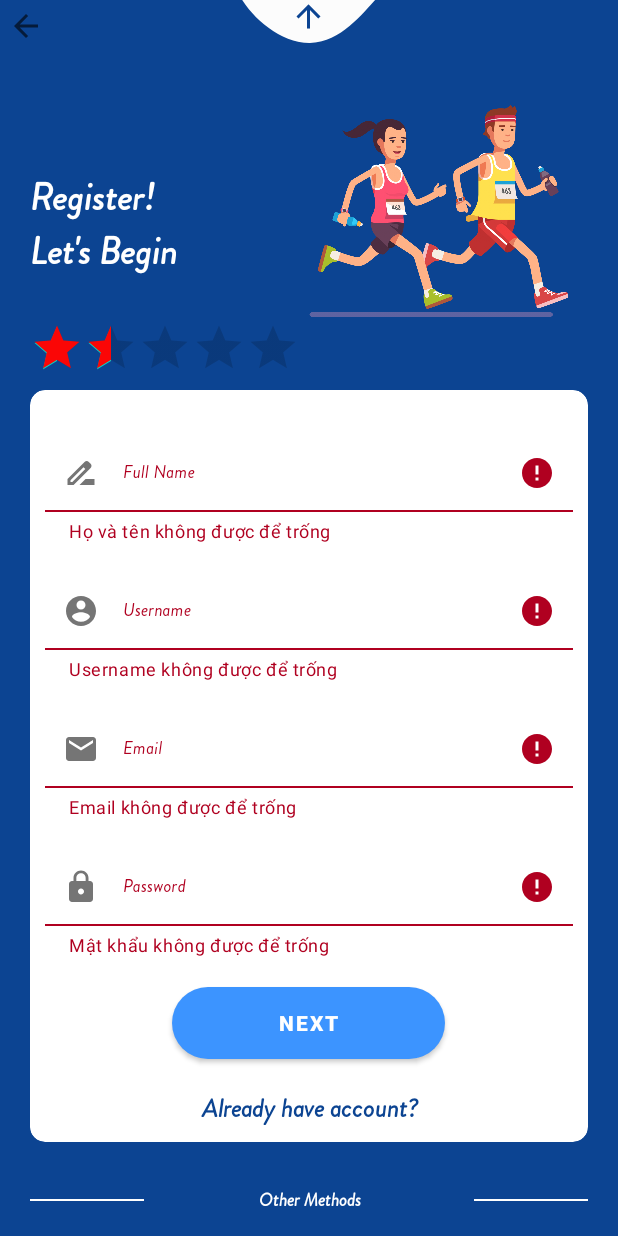
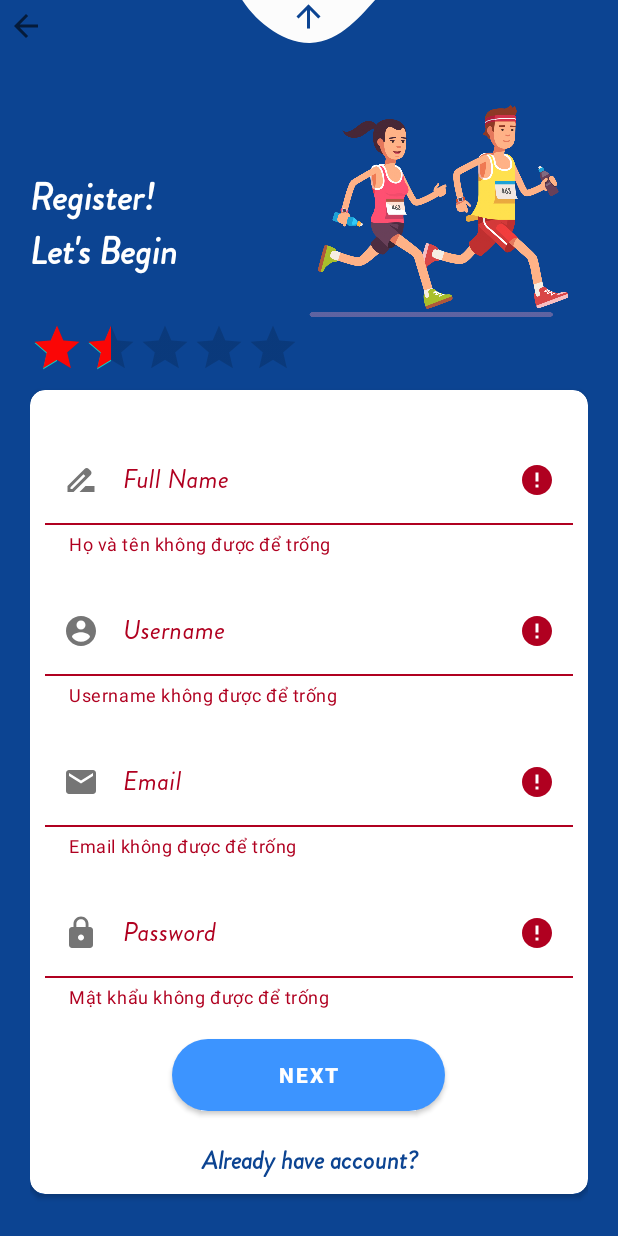
Before and after one commit to Long18/FitnessCare, an Android app: the Register screen opened directly, with no data from a screen before it, after a tap on "NEXT", on a phone screen of 412 x 824 dp. Run offline under Robolectric (Android 15) with nearby library versions, the phone set to English and light mode, and no system bars; our stand-ins replace Firebase (no records; nobody signed in at launch, a user with empty details on screens opened directly); plain views replace CircularProgressButton.

Commit message:
bug Bug BUg BUG!!!

```diff
--- a/app/src/main/java/com/william/Fitness/Login/Register.java
+++ b/app/src/main/java/com/william/Fitness/Login/Register.java
@@ -34,8 +34,6 @@ import com.william.Fitness.R;
 
 public class Register extends AppCompatActivity {
     public static final String TAG = "TAG";
-    EditText mFullName, mEmail, mPassword, mPhone, mAddress, mBirth;
-    Button btnRegister;
     TextView btnLogin;
     FirebaseAuth fAuth;
     FirebaseFirestore fStore;
@@ -45,7 +43,7 @@ public class Register extends AppCompatActivity {
     Button next;
     TextView title, login;
 
-    TextInputLayout fullName, username, email, password;
+    TextInputLayout mFullName, mUsername, mEmail, mPassword;
 
 
     @Override
@@ -62,120 +60,12 @@ public class Register extends AppCompatActivity {
         image = findViewById(R.id.image_view);
         title = findViewById(R.id.title_res);
 
-        mFullName = findViewById(R.id.txtName);
-        mEmail = findViewById(R.id.txtEmail);
-        mPassword = findViewById(R.id.txtPassword);
-        mPhone = findViewById(R.id.txtPhone);
-        btnLogin = findViewById(R.id.Loginbtn);
 
-        fullName = findViewById(R.id.textInputName);
-        username = findViewById(R.id.textInputUserName);
-        email = findViewById(R.id.textInputEmail);
-        password = findViewById(R.id.textInputPassword);
+        mFullName = findViewById(R.id.textInputName);
+        mUsername = findViewById(R.id.textInputUserName);
+        mEmail = findViewById(R.id.textInputEmail);
+        mPassword = findViewById(R.id.textInputPassword);
 
-        //fAuth = FirebaseAuth.getInstance();
-        //fStore = FirebaseFirestore.getInstance();
-
-
-
-
-        /*btnRegister.setOnClickListener(new View.OnClickListener() {
-            @Override
-            public void onClick(View view) {
-                String email = mEmail.getText().toString().trim();
-                String password = mPassword.getText().toString().trim();
-                String fName = mFullName.getText().toString().trim();
-                String phone = mPhone.getText().toString().trim();
-                String address = "";
-                String birthday = "";
-
-                //Condition register
-                if (TextUtils.isEmpty(email)) {
-                    mEmail.setError("Email không được để trống!");
-                    return;
-                }
-                if (TextUtils.isEmpty(password)) {
-                    mPassword.setError("Mật khẩu không được để trống!");
-                    return;
-                }
-                if (password.length() < 6) {
-                    mPassword.setError("Mật khẩu phải trên 6 ký tự.");
-                }
-                if (mPhone.length() < 10) {
-                    mPassword.setError("Số điện thoại phải trên 10 số.");
-                }
-
-
-                //Condition firebase register
-               *//* fAuth.createUserWithEmailAndPassword(email,password)
-                        .addOnCompleteListener(new OnCompleteListener<AuthResult>() {
-                            @Override
-                            public void onComplete(@NonNull Task<AuthResult> task) {
-                                if(task.isSuccessful()){
-                                    Toast.makeText(RegisterActivity.this,
-                                            "Đăng ký thành công.",Toast.LENGTH_SHORT).show();
-
-                                    //Add user to database
-                                    userID = fAuth.getCurrentUser().getUid();
-                                    DocumentReference documentReference = fStore.collection("Users").document(userID);
-                                    Map<String,Object> user = new HashMap<>();
-                                    user.put("fName", mFullName);
-                                    user.put("phone", phone);
-                                    user.put("email", email);
-                                    documentReference.set(user).addOnSuccessListener(new OnSuccessListener<Void>() {
-                                        @Override
-                                        public void onSuccess(Void aVoid) {
-                                            Log.d(TAG, "Add user Success, ID user is: " + userID);
-                                        }
-                                    });
-                                    startActivity(new Intent(getApplicationContext(), MainActivity.class));
-                                }else{
-                                    Toast.makeText(RegisterActivity.this, "Error!!" +
-                                            task.getException().getMessage(),Toast.LENGTH_SHORT).show();
-                                }
-                            }
-                        });
-
-
-                fAuth.createUserWithEmailAndPassword(email,password).addOnSuccessListener(new OnSuccessListener<AuthResult>() {
-                    @Override
-                    public void onSuccess(AuthResult authResult) {
-                        startActivity(new Intent(getApplicationContext(),MainActivity.class));
-                        finish();
-                    }
-                }).addOnFailureListener(new OnFailureListener() {
-                    @Override
-                    public void onFailure(@NonNull Exception e) {
-                        Toast.makeText(Register.this, e.getMessage(),Toast.LENGTH_SHORT).show();
-                    }
-                });
-            }
-        });*//*
-
-
-                reference = FirebaseDatabase.getInstance().getReference().child("Account");
-                //get all the values
-
-                User user = new User(email, fName, phone, password,address,birthday);
-                reference.child(phone).setValue(user);
-
-
-                fAuth.createUserWithEmailAndPassword(email, password).addOnSuccessListener(new OnSuccessListener<AuthResult>() {
-                    @Override
-                    public void onSuccess(AuthResult authResult) {
-                        startActivity(new Intent(getApplicationContext(), MainActivity.class));
-                        finish();
-                    }
-
-                }).addOnFailureListener(new OnFailureListener() {
-                    @Override
-                    public void onFailure(@NonNull Exception e) {
-                        Toast.makeText(Register.this, e.getMessage(), Toast.LENGTH_SHORT).show();
-                    }
-                });
-
-            }
-        });*/
 
     }
 
@@ -196,11 +86,22 @@ public class Register extends AppCompatActivity {
 
     public void callNextSignupScreen(View view) {
 
-        if(!validateFullName() | !validateUsername() | !validateEmail() | !validatePassword()){
+        if (!validateFullName() | !validateUsername() | !validateEmail() | !validatePassword()) {
             return;
         }
 
+        String fullName = mFullName.getEditText().getText().toString().trim();
+        String username = mUsername.getEditText().getText().toString().trim();
+        String email = mEmail.getEditText().getText().toString().trim();
+        String password = mPassword.getEditText().getText().toString().trim();
+
+
         Intent intent = new Intent(getApplicationContext(), Register_part_two.class);
+
+        intent.putExtra("fullName", fullName);
+        intent.putExtra("username", username);
+        intent.putExtra("email", email);
+        intent.putExtra("password", password);
 
         Pair[] pairs = new Pair[5];
         pairs[0] = new Pair<View, String>(findViewById(R.id.btnNext), "transition_next_btn");
@@ -209,8 +110,10 @@ public class Register extends AppCompatActivity {
         pairs[3] = new Pair<View, String>(findViewById(R.id.btn_arrow_back_register), "transition_back_btn");
         pairs[4] = new Pair<View, String>(findViewById(R.id.Loginbtn), "transition_login_btn");
 
+
         ActivityOptions options = ActivityOptions.makeSceneTransitionAnimation(Register.this, pairs);
         startActivity(intent, options.toBundle());
+
 
 
         /*startActivity(intent);
@@ -218,28 +121,28 @@ public class Register extends AppCompatActivity {
     }
 
     private boolean validateFullName() {
-        String val = fullName.getEditText().getText().toString().trim();
+        String val = mFullName.getEditText().getText().toString().trim();
 
         if (val.isEmpty()) {
-            fullName.setError("Họ và tên không được để trống");
+            mFullName.setError("Họ và tên không được để trống");
             return false;
         } else {
-            fullName.setError(null);
-            fullName.setErrorEnabled(false);
+            mFullName.setError(null);
+            mFullName.setErrorEnabled(false);
             return true;
         }
     }
 
     private boolean validateUsername() {
-        String val = username.getEditText().getText().toString().trim();
+        String val = mUsername.getEditText().getText().toString().trim();
         String checkspaces = "\\A\\w{1,20}\\z";
         //Giới hạn kí tự/ khoảng trắng từ 1-20
 
         if (val.isEmpty()) {
-            username.setError("Username không được để trống");
+            mUsername.setError("Username không được để trống");
             return false;
         } else if (val.length() > 20) {
-            username.setError("Username quá dài");
+            mUsername.setError("Username quá dài");
             return false;
         }
         /*else if (val.matches(checkspaces)) {
@@ -247,34 +150,34 @@ public class Register extends AppCompatActivity {
             return false;
         }*/
         else {
-            username.setError(null);
-            username.setErrorEnabled(false);
+            mUsername.setError(null);
+            mUsername.setErrorEnabled(false);
             return true;
         }
     }
 
     private boolean validateEmail() {
-        String val = email.getEditText().getText().toString().trim();
+        String val = mEmail.getEditText().getText().toString().trim();
         String checkEmail = "[a-zA-Z0-9._-]+@[a-z]+.+[a-z]+";
         //Giới hạn kí tự dành cho email
 
         if (val.isEmpty()) {
-            email.setError("Email không được để trống");
+            mEmail.setError("Email không được để trống");
             return false;
         }
         /*else if (val.matches(checkEmail)) {
-            email.setError("Email không được có khoảng trắng");
+            mEmail.setError("Email không được có khoảng trắng");
             return false;
         } */
         else {
-            email.setError(null);
-            email.setErrorEnabled(false);
+            mEmail.setError(null);
+            mEmail.setErrorEnabled(false);
             return true;
         }
     }
 
     private boolean validatePassword() {
-        String val = password.getEditText().getText().toString().trim();
+        String val = mPassword.getEditText().getText().toString().trim();
         String checkPassword = "^" +
                 //"(?=.*[0-9])" +         //Phải có ít nhất 1 số
                 //"(?=.*[a-z])" +         //Phải có ít nhất 1 từ viết thường
@@ -286,16 +189,16 @@ public class Register extends AppCompatActivity {
                 "$";
 
         if (val.isEmpty()) {
-            password.setError("Mật khẩu không được để trống");
+            mPassword.setError("Mật khẩu không được để trống");
             return false;
         }
         /*else if (!val.matches(checkPassword)) {
-            password.setError("Mật khẩu phải có ít nhất 6 kí tự!");
+            mPassword.setError("Mật khẩu phải có ít nhất 6 kí tự!");
             return false;
         }*/
         else {
-            password.setError(null);
-            password.setErrorEnabled(false);
+            mPassword.setError(null);
+            mPassword.setErrorEnabled(false);
             return true;
         }
     }
--- a/app/src/main/res/layout/activity_register.xml
+++ b/app/src/main/res/layout/activity_register.xml
@@ -20,38 +20,42 @@
             android:layout_height="wrap_content"
             android:padding="5dp"
             android:src="@drawable/ic_arrow_back"
-            android:transitionName="transition_back_btn"/>
+            android:transitionName="transition_back_btn" />
     </LinearLayout>
 
     <ScrollView
         android:layout_width="match_parent"
         android:layout_height="match_parent"
         android:layout_alignParentTop="true">
+
         <LinearLayout
             android:layout_width="match_parent"
             android:layout_height="wrap_content"
             android:layout_marginTop="30dp"
             android:orientation="vertical"
             android:padding="20dp">
+
             <RelativeLayout
                 android:layout_width="match_parent"
                 android:layout_height="wrap_content">
+
                 <TextView
                     android:id="@+id/title_res"
-                    android:fontFamily="@font/brandon_grotesque_regular_italic"
                     style="@style/viewParent.headerText.NoMode"
                     android:layout_alignParentLeft="true"
                     android:layout_centerVertical="true"
+                    android:fontFamily="@font/brandon_grotesque_regular_italic"
                     android:text="Register! \nLet's Begin "
                     android:textColor="@color/whiteTextColor"
-                    android:transitionName="transition_res_title"/>
+                    android:transitionName="transition_res_title" />
+
                 <RatingBar
                     style="@style/Widget.AppCompat.RatingBar.Indicator"
                     android:layout_width="wrap_content"
                     android:layout_height="wrap_content"
+                    android:layout_alignParentBottom="true"
                     android:progressTint="#FB0606"
-                    android:rating="1.5"
-                    android:layout_alignParentBottom="true"/>
+                    android:rating="1.5" />
 
                 <ImageView
                     android:id="@+id/image_view"
@@ -60,73 +64,87 @@
                     android:layout_alignParentTop="true"
                     android:layout_alignParentRight="true"
                     android:src="@drawable/icon_run"
-                    android:transitionName="transition_image"/>
+                    android:transitionName="transition_image" />
             </RelativeLayout>
+
             <androidx.cardview.widget.CardView
                 android:layout_width="match_parent"
                 android:layout_height="wrap_content"
                 android:layout_marginTop="10dp"
                 app:cardBackgroundColor="@color/whiteTextColor"
                 app:cardCornerRadius="10dp">
+
                 <LinearLayout
                     android:layout_width="match_parent"
                     android:layout_height="wrap_content"
                     android:layout_margin="10dp"
                     android:orientation="vertical">
+
                     <com.google.android.material.textfield.TextInputLayout
                         android:id="@+id/textInputName"
                         style="@style/parentlogin"
                         android:layout_marginTop="@dimen/loginViewsMargin"
                         app:startIconDrawable="@drawable/ic_name_res">
-                        <EditText
+
+                        <com.google.android.material.textfield.TextInputEditText
+                            android:id="@+id/txtFullName"
+                            style="@style/modifiedEditTextlogin"
                             android:fontFamily="@font/brandon_grotesque_regular_italic"
-                            android:id="@+id/txtName"
-                            style="@style/modifiedEditTextlogin"
                             android:hint="Full Name"
                             android:inputType="textPersonName"
-                            android:maxLines="1" />
+                            android:maxLines="1"
+                            android:textSize="18sp" />
+
                     </com.google.android.material.textfield.TextInputLayout>
+
                     <com.google.android.material.textfield.TextInputLayout
                         android:id="@+id/textInputUserName"
                         style="@style/parentlogin"
                         android:layout_marginTop="@dimen/loginViewsMargin"
                         app:startIconDrawable="@drawable/ic_profile_res">
-                        <EditText
-                            android:fontFamily="@font/brandon_grotesque_regular_italic"
+
+                        <com.google.android.material.textfield.TextInputEditText
                             android:id="@+id/txtUserName"
                             style="@style/modifiedEditTextlogin"
+                            android:fontFamily="@font/brandon_grotesque_regular_italic"
                             android:hint="Username"
                             android:inputType="textPersonName"
-                            android:maxLines="1" />
+                            android:maxLines="1"
+                            android:textSize="18sp" />
                     </com.google.android.material.textfield.TextInputLayout>
+
                     <com.google.android.material.textfield.TextInputLayout
                         android:id="@+id/textInputEmail"
                         style="@style/parentlogin"
                         android:layout_marginTop="@dimen/loginViewsMargin"
                         app:startIconDrawable="@drawable/ic_mail_res">
-                        <EditText
-                            android:fontFamily="@font/brandon_grotesque_regular_italic"
+
+                        <com.google.android.material.textfield.TextInputEditText
                             android:id="@+id/txtEmail"
                             style="@style/modifiedEditTextlogin"
+                            android:fontFamily="@font/brandon_grotesque_regular_italic"
                             android:hint="@string/login_email_hint"
                             android:inputType="textEmailAddress"
-                            android:maxLines="1" />
+                            android:maxLines="1"
+                            android:textSize="18sp" />
                     </com.google.android.material.textfield.TextInputLayout>
 
                     <com.google.android.material.textfield.TextInputLayout
                         android:id="@+id/textInputPassword"
                         style="@style/parentlogin"
                         android:layout_marginTop="@dimen/loginViewsMargin"
-                        app:startIconDrawable="@drawable/ic_lock"
                         app:boxStrokeColor="@color/black"
-                        app:endIconMode="password_toggle">
-                        <EditText
-                            android:fontFamily="@font/brandon_grotesque_regular_italic"
+                        app:endIconMode="password_toggle"
+                        app:startIconDrawable="@drawable/ic_lock">
+
+                        <com.google.android.material.textfield.TextInputEditText
                             android:id="@+id/txtPassword"
                             style="@style/modifiedEditTextlogin"
+                            android:fontFamily="@font/brandon_grotesque_regular_italic"
                             android:hint="@string/login_password_hint"
                             android:inputType="textPassword"
-                            android:maxLines="1" />
+                            android:maxLines="1"
+                            android:textSize="18sp" />
                     </com.google.android.material.textfield.TextInputLayout>
 
                     <br.com.simplepass.loading_button_lib.customViews.CircularProgressButton
@@ -134,65 +152,73 @@
                         style="@style/loginButton"
                         android:layout_gravity="center_horizontal"
                         android:layout_marginTop="@dimen/loginViewsMargin"
+                        android:onClick="callNextSignupScreen"
                         android:text="Next"
-                        android:onClick="callNextSignupScreen"
+                        android:transitionName="transition_next_btn"
                         app:initialCornerAngle="27dp"
                         app:spinning_bar_color="#FFF"
                         app:spinning_bar_padding="6dp"
-                        app:spinning_bar_width="4dp"
-                        android:transitionName="transition_next_btn"/>
+                        app:spinning_bar_width="4dp" />
+
                     <TextView
-                        android:fontFamily="@font/brandon_grotesque_regular_italic"
                         android:id="@+id/Loginbtn"
                         style="@style/parentlogin"
                         android:layout_marginTop="@dimen/loginViewsMargin"
+                        android:fontFamily="@font/brandon_grotesque_regular_italic"
+                        android:gravity="center"
                         android:onClick="onLoginClick"
-                        android:gravity="center"
                         android:text="Already have account?"
                         android:textAlignment="center"
                         android:textColor="@color/themeColor"
                         android:textSize="17sp"
                         android:textStyle="bold"
-                        android:transitionName="transition_login_btn"/>
+                        android:transitionName="transition_login_btn" />
                 </LinearLayout>
             </androidx.cardview.widget.CardView>
+
             <LinearLayout
                 android:layout_width="match_parent"
                 android:layout_height="wrap_content"
                 android:layout_marginTop="30dp"
                 android:gravity="center"
                 android:weightSum="12">
+
                 <View
                     android:layout_width="0dp"
                     android:layout_height="1dp"
                     android:layout_weight="3"
                     android:background="@color/whiteTextColor" />
+
                 <TextView
-                    android:fontFamily="@font/brandon_grotesque_regular_italic"
                     style="@style/viewParent.headerText.NoMode"
                     android:layout_width="wrap_content"
                     android:layout_height="wrap_content"
                     android:layout_weight="6"
+                    android:fontFamily="@font/brandon_grotesque_regular_italic"
                     android:text="Other Methods"
                     android:textAlignment="center"
                     android:textColor="@color/whiteTextColor"
                     android:textSize="12sp" />
+
                 <View
                     android:layout_width="0dp"
                     android:layout_height="1dp"
                     android:layout_weight="3"
                     android:background="@color/whiteTextColor" />
             </LinearLayout>
+
             <LinearLayout
                 android:layout_width="match_parent"
                 android:layout_height="wrap_content"
                 android:layout_marginTop="20dp"
                 android:layout_marginBottom="30dp"
                 android:gravity="center">
+
                 <ImageView
                     android:layout_width="wrap_content"
                     android:layout_height="wrap_content"
                     android:src="@drawable/ic_facebook" />
+
                 <ImageView
                     android:layout_width="wrap_content"
                     android:layout_height="wrap_content"
@@ -203,12 +229,12 @@
     </ScrollView>
 
     <ImageView
+        android:layout_width="wrap_content"
+        android:layout_height="wrap_content"
         android:layout_above="@+id/view"
         android:layout_centerHorizontal="true"
-        android:layout_width="wrap_content"
-        android:layout_height="wrap_content"
         android:layout_marginTop="-44dp"
+        android:onClick="onLoginClick"
         android:rotation="90"
-        android:onClick="onLoginClick"
         android:src="@drawable/ic_back_img" />
 </RelativeLayout>
--- a/app/src/main/res/layout/activity_register_part_three.xml
+++ b/app/src/main/res/layout/activity_register_part_three.xml
@@ -96,11 +96,12 @@
                         android:layout_marginTop="@dimen/loginViewsMargin"
                         app:startIconDrawable="@drawable/ic_phone_res">
 
-                        <EditText
+                        <com.google.android.material.textfield.TextInputEditText
                             android:fontFamily="@font/brandon_grotesque_regular_italic"
                             android:id="@+id/txtPhone"
                             style="@style/modifiedEditTextlogin"
                             android:hint="Mobile Number"
+                            android:textSize="18sp"
                             android:inputType="phone"
                             android:maxLines="1" />
                     </com.google.android.material.textfield.TextInputLayout>
--- a/app/src/main/res/layout/activity_verify_otp.xml
+++ b/app/src/main/res/layout/activity_verify_otp.xml
@@ -5,7 +5,8 @@
     android:layout_width="match_parent"
     android:layout_height="match_parent"
     tools:context=".Login.Verify_OTP"
-    android:background="#FFFFFF">
+    android:background="#FFFFFF"
+    tools:node="merge">
 
     <LinearLayout
         android:layout_width="match_parent"
```
Also changed, not shown: app/build.gradle (+3 -5 lines), app/src/main/java/com/william/Fitness/Login/Register_part_three.java (+4 -6 lines), app/src/main/java/com/william/Fitness/Login/Register_part_two.java (+14 -0 lines), app/src/main/java/com/william/Fitness/Login/Verify_OTP.java (+39 -27 lines), app/src/main/java/com/william/Fitness/Model/User.java (+38 -29 lines), 1 other file.
